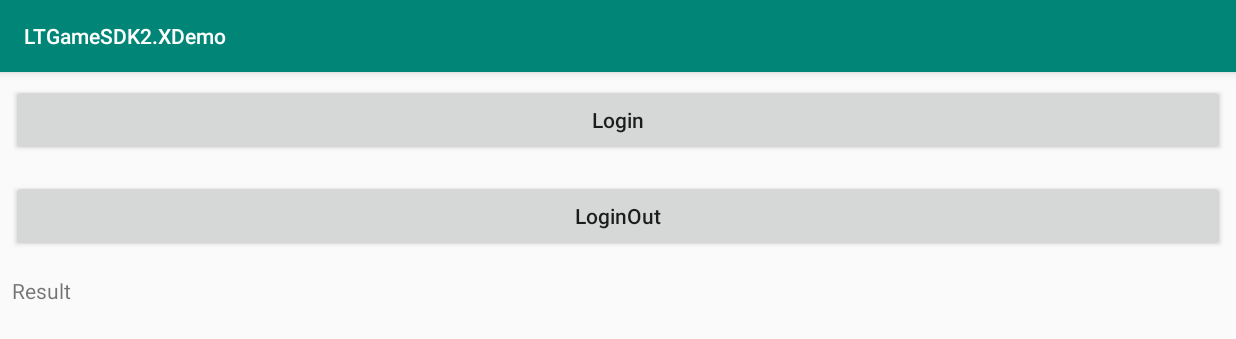
After one commit to muyishuangfeng/LTGameSDKDemo2.X, an Android app: the UIActivity screen opened directly, with no data from a screen before it, on a phone screen of 824 x 412 dp (held sideways). The commit adds this screen. Shown: the top 339 px of the screen. Run offline under Robolectric (Android 15) with nearby library versions, the phone set to English and light mode, and no system bars; libraries missing offline, so code that uses them is left out: com.gentop.ltsdk; 1 statement that could not run was skipped.

```diff
--- a/app/build.gradle
+++ b/app/build.gradle
@@ -58,7 +58,7 @@ dependencies {
     implementation 'com.github.muyishuangfeng:LTGameSDKCore2.X-Android:2.0.4'
     implementation 'com.github.muyishuangfeng:LTGameSDKNet2.X-Android:2.0.6'
     implementation 'com.github.muyishuangfeng:LTGameSDKGoogle2.X-Android:2.0.5'
-    implementation 'com.github.muyishuangfeng:LTGameSDKGP2.X-Android:2.0.3'
+    implementation 'com.github.muyishuangfeng:LTGameSDKGP2.X-Android:2.0.4'
     implementation 'com.github.muyishuangfeng:LTGameSDKFB2.X-Android:2.0.5'
     implementation 'com.github.muyishuangfeng:LTGameSDKOneStore2.X-Android:2.0.3'
     implementation 'com.github.muyishuangfeng:LTGameSDKPhone2.X-Android:2.0.3'
@@ -66,4 +66,7 @@ dependencies {
     implementation 'com.github.muyishuangfeng:LTGameSDKGuest2.X-Android:2.0.3'
     //方法数超过65535
     implementation 'com.android.support:multidex:1.0.3'
+    implementation 'com.github.muyishuangfeng:LTGameKoreaSDKUI-Android:1.2.5'
+    implementation 'com.github.muyishuangfeng:LTGameSDKUICore:1.1.9'
+    implementation 'com.github.muyishuangfeng:LTGameSDKUIFB:1.1.8'
 }
--- a/app/src/main/AndroidManifest.xml
+++ b/app/src/main/AndroidManifest.xml
@@ -9,6 +9,7 @@
         android:icon="@mipmap/ic_launcher"
         android:label="@string/app_name"
         android:roundIcon="@mipmap/ic_launcher_round"
+        android:networkSecurityConfig="@xml/network_security_config"
         android:supportsRtl="true"
         android:theme="@style/AppTheme"
         tools:ignore="GoogleAppIndexingWarning"
@@ -27,6 +28,9 @@
         <activity android:name=".QQActivity" />
         <activity android:name=".PhoneActivity" />
         <activity android:name=".OneStoreActivity" />
+        <activity
+            android:name="com.gnetop.sdk.demo.UIActivity"
+            android:screenOrientation="landscape" />
     </application>
     <uses-permission android:name="android.permission.ACCESS_WIFI_STATE" />
     <uses-permission android:name="com.android.vending.BILLING" />
--- a/app/src/main/java/com/gnetop/sdk/demo/GooglePlayActivity.java
+++ b/app/src/main/java/com/gnetop/sdk/demo/GooglePlayActivity.java
@@ -21,7 +21,6 @@ public class GooglePlayActivity extends AppCompatActivity {
     Button mBtnPay;
     TextView mTxtResult;
     private static final String TAG = GooglePlayActivity.class.getSimpleName();
-    Map<String, Object> params = new WeakHashMap<>();
     private String mGoodsID = "138";
     String mSKU = "com.gnetop.one";
 
@@ -35,6 +34,7 @@ public class GooglePlayActivity extends AppCompatActivity {
 
     private void initView() {
         LoginEventManager.gpInit(this,true,true,0);
+        final Map<String, Object> params = new WeakHashMap<>();
         params.put("key", "123");
         mTxtResult = findViewById(R.id.txt_result);
         mBtnPay = findViewById(R.id.btn_pay);
@@ -42,7 +42,7 @@ public class GooglePlayActivity extends AppCompatActivity {
             @Override
             public void onClick(View v) {
                LoginEventManager.gpRecharge(GooglePlayActivity.this,mSKU,mGoodsID,params,0,
-                       false,mOnRechargeListener);
+                       mOnRechargeListener);
             }
         });
     }
@@ -55,7 +55,7 @@ public class GooglePlayActivity extends AppCompatActivity {
         public void onState(Activity activity, RechargeResult result) {
             switch (result.state) {
                 case RechargeResult.STATE_RECHARGE_SUCCESS:
-                    mTxtResult.setText(result.getResultModel().getCode() + "======");
+                    mTxtResult.setText(result.getResultModel().toString());
                     break;
                 case RechargeResult.STATE_RECHARGE_START:
                     Log.e(TAG, "开始支付");
--- /dev/null
+++ b/app/src/main/java/com/gnetop/sdk/demo/UIActivity.java
@@ -0,0 +1,119 @@
+package com.gnetop.sdk.demo;
+
+import android.annotation.SuppressLint;
+import android.os.Bundle;
+import android.text.TextUtils;
+import android.util.Log;
+import android.view.View;
+import android.widget.Button;
+import android.widget.TextView;
+
+import com.gentop.ltsdk.common.model.ResultData;
+import com.gentop.ltsdk.common.util.DeviceUtils;
+import com.gentop.ltsdk.ltsdkui.impl.OnReLoginInListener;
+import com.gentop.ltsdk.ltsdkui.impl.OnResultClickListener;
+import com.gentop.ltsdk.ltsdkui.manager.LoginUIManager;
+
+import java.util.concurrent.Executors;
+
+import androidx.annotation.Nullable;
+import androidx.appcompat.app.AppCompatActivity;
+
+
+public class UIActivity extends AppCompatActivity {
+
+    Button mBtnLogin, mBtnLoginOut;
+    TextView mTxtResult;
+    String LTAppKey = "MJwk6bLlpGErRgLKkJPLP7VavHRGvTpA";
+    String LTAppID = "28576";
+    String mAgreementUrl = "http://www.baidu.com";
+    String mProvacyUrl = "http://www.baidu.com";
+    String mAdID;
+    String mPackageID = "com.gnetop.sdk.demo";
+    String clientID = "443503959733-0vhjo7df08ahd9i7d5lj9mdtt7bahsbq.apps.googleusercontent.com";
+    String mFacebookId = "2717734461592670";
+
+
+    @Override
+    protected void onCreate(@Nullable Bundle savedInstanceState) {
+        super.onCreate(savedInstanceState);
+        setContentView(R.layout.activity_ui);
+        initView();
+        initData();
+    }
+
+
+    protected void initView() {
+        mTxtResult = findViewById(R.id.txt_result);
+        mBtnLogin = findViewById(R.id.btn_login);
+        mBtnLogin.setOnClickListener(new View.OnClickListener() {
+            @Override
+            public void onClick(View v) {
+                if (!TextUtils.isEmpty(mAdID)) {
+                    login();
+                }
+            }
+        });
+        mBtnLoginOut = findViewById(R.id.btn_loginOut);
+        mBtnLoginOut.setOnClickListener(new View.OnClickListener() {
+            @Override
+            public void onClick(View v) {
+                if (!TextUtils.isEmpty(mAdID)) {
+                    loginOut();
+                }
+
+            }
+        });
+    }
+
+    protected void initData() {
+        getAdID();
+    }
+
+
+    private void login() {
+        LoginUIManager.getInstance().loginIn(this, true, mFacebookId, mAgreementUrl, mProvacyUrl, clientID,
+                LTAppID, LTAppKey, mAdID, mPackageID, false, new OnResultClickListener() {
+                    @SuppressLint("SetTextI18n")
+                    @Override
+                    public void onResult(ResultData result) {
+                        mTxtResult.setText("=====登录成功:\n" + result.toString());
+                        Log.e("TAG", result.toString());
+                    }
+                }, new OnReLoginInListener() {
+
+                    @SuppressLint("SetTextI18n")
+                    @Override
+                    public void OnLoginResult(ResultData result) {
+                        mTxtResult.setText("OnReLoginInListener=====结果:\n" + result.toString());
+                        Log.e("TAG", result.toString());
+                    }
+                });
+    }
+
+    private void loginOut() {
+        LoginUIManager.getInstance().loginOut(this, true, mFacebookId, mAgreementUrl, mProvacyUrl, clientID,
+                LTAppID, LTAppKey, mAdID, mPackageID, true, new OnResultClickListener() {
+                    @SuppressLint("SetTextI18n")
+                    @Override
+                    public void onResult(ResultData result) {
+                        mTxtResult.setText("=====结果:\n" + result.toString());
+                        Log.e("TAG", result.toString());
+                    }
+                });
+    }
+
+
+    private void getAdID() {
+        Executors.newSingleThreadExecutor().execute(new Runnable() {
+            @Override
+            public void run() {
+                try {
+                    mAdID = DeviceUtils.getGoogleAdId(UIActivity.this);
+                } catch (Exception e) {
+                    e.printStackTrace();
+                }
+            }
+        });
+    }
+}
--- /dev/null
+++ b/app/src/main/res/layout/activity_ui.xml
@@ -0,0 +1,31 @@
+<?xml version="1.0" encoding="utf-8"?>
+<LinearLayout xmlns:android="http://schemas.android.com/apk/res/android"
+    android:layout_width="match_parent"
+    android:layout_height="match_parent"
+    android:orientation="vertical">
+
+    <Button
+        android:id="@+id/btn_login"
+        android:layout_width="match_parent"
+        android:layout_height="wrap_content"
+        android:layout_margin="@dimen/dp_20"
+        android:text="Login"
+        android:textAllCaps="false" />
+
+    <Button
+        android:id="@+id/btn_loginOut"
+        android:layout_width="match_parent"
+        android:layout_height="wrap_content"
+        android:layout_margin="@dimen/dp_20"
+        android:text="LoginOut"
+        android:textAllCaps="false" />
+    <TextView
+        android:id="@+id/txt_result"
+        android:layout_width="wrap_content"
+        android:layout_height="wrap_content"
+        android:layout_margin="@dimen/dp_20"
+        android:text="Result"
+        android:textAllCaps="false" />
+
+
+</LinearLayout>
--- /dev/null
+++ b/app/src/main/res/xml/network_security_config.xml
@@ -0,0 +1,4 @@
+<?xml version="1.0" encoding="utf-8"?>
+<network-security-config>
+    <base-config cleartextTrafficPermitted="true" />
+</network-security-config>
```
Also changed, not shown: app/src/main/java/com/gnetop/sdk/demo/MainActivity.java (+24 -7 lines), app/src/main/java/com/gnetop/sdk/demo/manager/LoginEventManager.java (+78 -3 lines), app/src/main/res/layout/activity_main.xml (+16 -0 lines).
